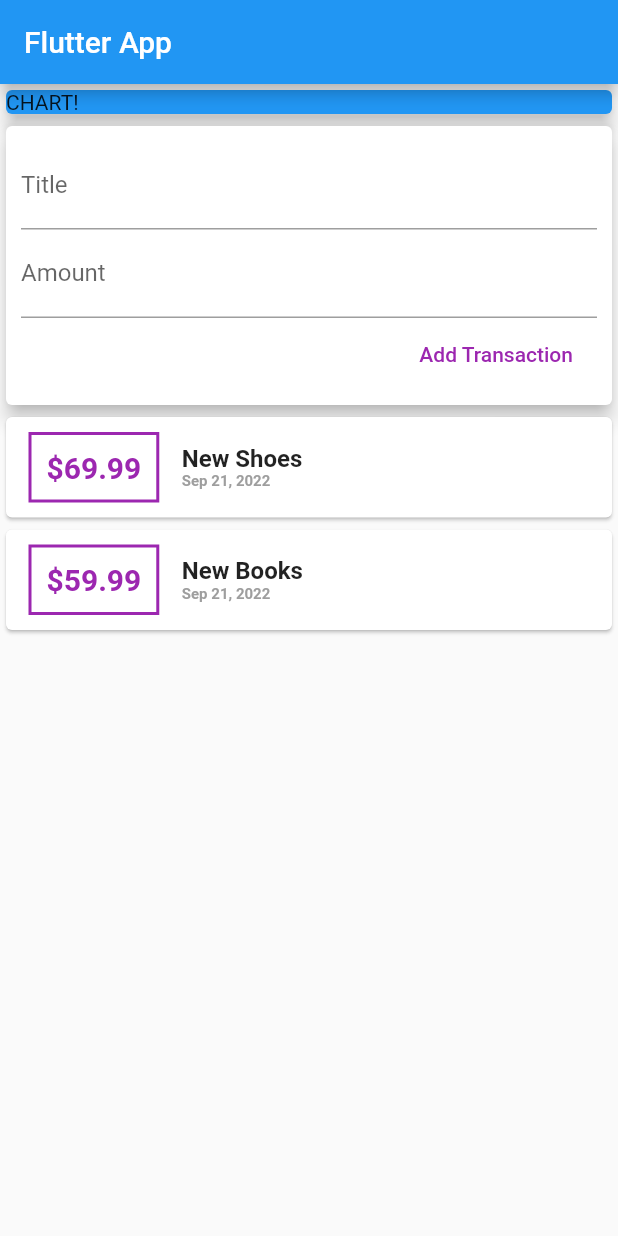
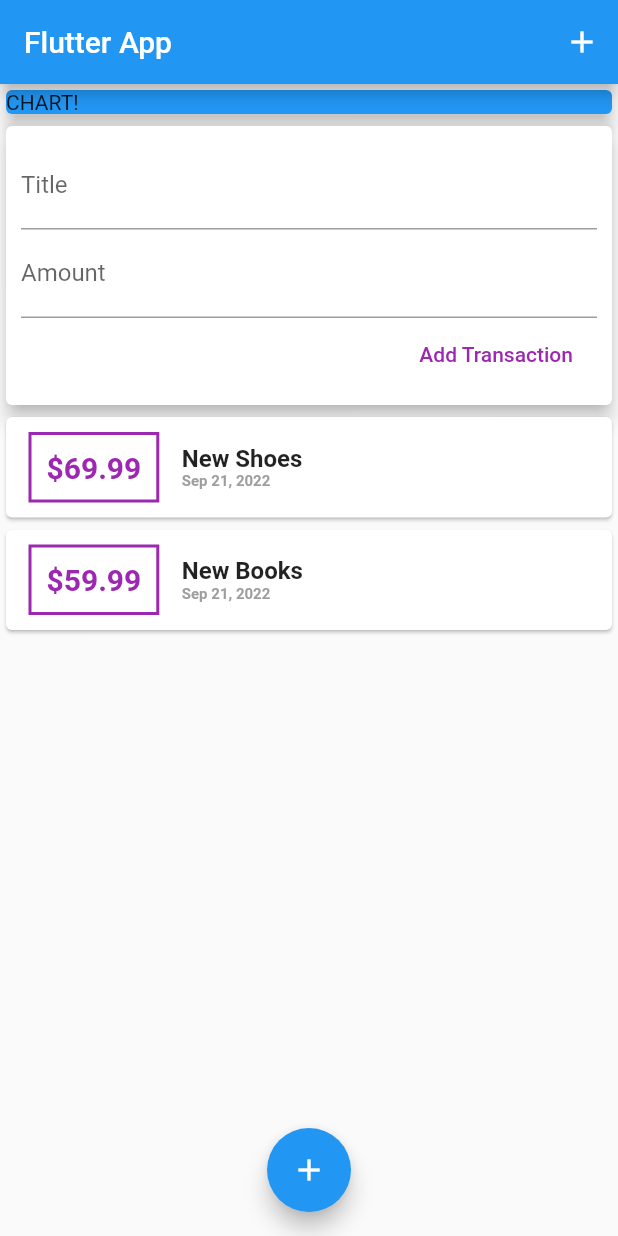
Before and after one commit to souvik150/expense-tracker, a Flutter app: the screen it shows after launch, after a tap on "Add Transaction", on a phone screen of 412 x 824 dp. Run offline on Flutter 3.47's test engine with Material 2 defaults, Android fonts, the phone set to English and light mode, and no system bars.

Commit message:
feat: adds icon btn

```diff
--- a/lib/main.dart
+++ b/lib/main.dart
@@ -1,6 +1,7 @@
 // ignore_for_file: deprecated_member_use
 
 import 'package:flutter/material.dart';
+import './widgets/new_transaction.dart';
 import './widgets/user_transaction.dart';
 
 void main() => runApp(MyApp());
@@ -11,6 +12,7 @@ class MyApp extends StatelessWidget {
     return MaterialApp(
       title: 'Flutter App',
       home: MyHomePage(),
+      debugShowCheckedModeBanner: false,
     );
   }
 }
@@ -22,11 +24,25 @@ class MyHomePage extends StatelessWidget {
   final titleController = TextEditingController();
   final amountController = TextEditingController();
 
+  void startAddNewTransaction(BuildContext ctx) {
+    showModalBottomSheet(
+        context: ctx,
+        builder: (_) {
+          return NewTransaction();
+        });
+  }
+
   @override
   Widget build(BuildContext context) {
     return Scaffold(
       appBar: AppBar(
         title: Text('Flutter App'),
+        actions: <Widget>[
+          IconButton(
+            icon: Icon(Icons.add),
+            onPressed: () {},
+          )
+        ],
       ),
       body: SingleChildScrollView(
         child: Column(
@@ -46,6 +62,11 @@ class MyHomePage extends StatelessWidget {
           ],
         ),
       ),
+      floatingActionButtonLocation: FloatingActionButtonLocation.centerFloat,
+      floatingActionButton: FloatingActionButton(
+        child: Icon(Icons.add),
+        onPressed: () {},
+      ),
     );
   }
 }
--- a/lib/widgets/new_transaction.dart
+++ b/lib/widgets/new_transaction.dart
@@ -1,10 +1,22 @@
 // ignore_for_file: deprecated_member_use
 
 import 'package:flutter/material.dart';
+import 'package:flutter/services.dart';
 
 class NewTransaction extends StatelessWidget {
   final Function addTx;
   NewTransaction(this.addTx);
+
+  void submitData() {
+    final enteredTitle = titleController.text;
+    final enteredAmount = double.parse(amountController.text);
+    if (enteredTitle.isEmpty || enteredAmount <= 0) {
+      return;
+    }
+
+    addTx(enteredTitle, enteredAmount);
+    SystemChannels.textInput.invokeMethod('TextInput.hide');
+  }
 
   final titleController = TextEditingController();
   final amountController = TextEditingController();
@@ -29,15 +41,13 @@ class NewTransaction extends StatelessWidget {
               decoration: InputDecoration(labelText: 'Amount'),
               controller: amountController,
               // onChanged: (val) => amountInput = val,
+              keyboardType: TextInputType.number,
+              onEditingComplete: submitData,
             ),
             FlatButton(
-              child: Text('Add Transaction'),
-              textColor: Colors.purple,
-              onPressed: () {
-                addTx(
-                    titleController.text, double.parse(amountController.text));
-              },
-            )
+                child: Text('Add Transaction'),
+                textColor: Colors.purple,
+                onPressed: submitData)
           ],
         ),
       ),
--- a/lib/widgets/transaction_list.dart
+++ b/lib/widgets/transaction_list.dart
@@ -9,8 +9,10 @@ class TransactionList extends StatelessWidget {
 
   @override
   Widget build(BuildContext context) {
-    return Column(
-      children: transactions.map((tx) {
+    return Container(
+      height: 300,
+      child: ListView.builder(
+        itemBuilder: (ctx, index) {
           return Card(
             child: Row(children: <Widget>[
               Container(
@@ -27,7 +29,7 @@ class TransactionList extends StatelessWidget {
                 ),
                 padding: EdgeInsets.all(10),
                 child: Text(
-                '\$${tx.amount}',
+                  '\$${transactions[index].amount}',
                   style: TextStyle(
                     fontWeight: FontWeight.bold,
                     fontSize: 20,
@@ -39,13 +41,13 @@ class TransactionList extends StatelessWidget {
                 crossAxisAlignment: CrossAxisAlignment.start,
                 children: <Widget>[
                   Container(
-                    child: Text(tx.title,
+                      child: Text(transactions[index].title,
                           style: TextStyle(
                             fontWeight: FontWeight.bold,
                             fontSize: 16,
                           ))),
                   // Text(DateFormat('yyyy/MM/dd').format(tx.date),
-                Text(DateFormat.yMMMd().format(tx.date),
+                  Text(DateFormat.yMMMd().format(transactions[index].date),
                       style: TextStyle(
                         fontWeight: FontWeight.bold,
                         fontSize: 10,
@@ -55,7 +57,10 @@ class TransactionList extends StatelessWidget {
               )
             ]),
           );
-      }).toList(),
+        },
+        itemCount: transactions.length,
+        // children: transactions.map((tx) {}).toList(),
+      ),
     );
   }
 }
```
Lines whose indentation alone changed are shown as unchanged.
